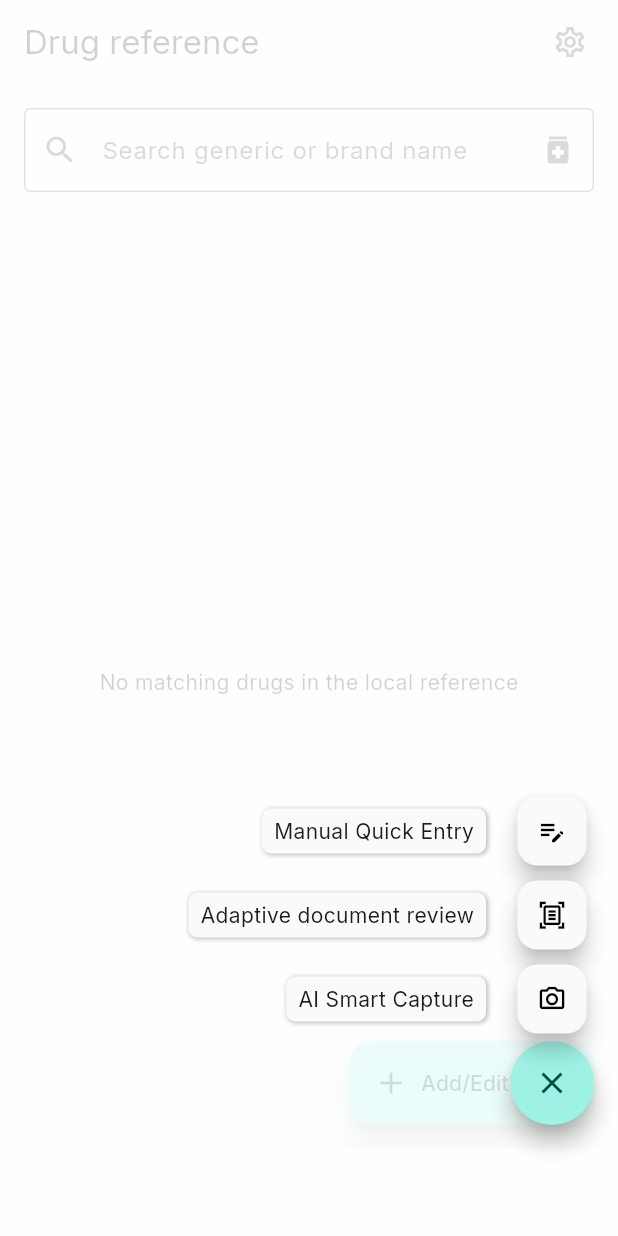
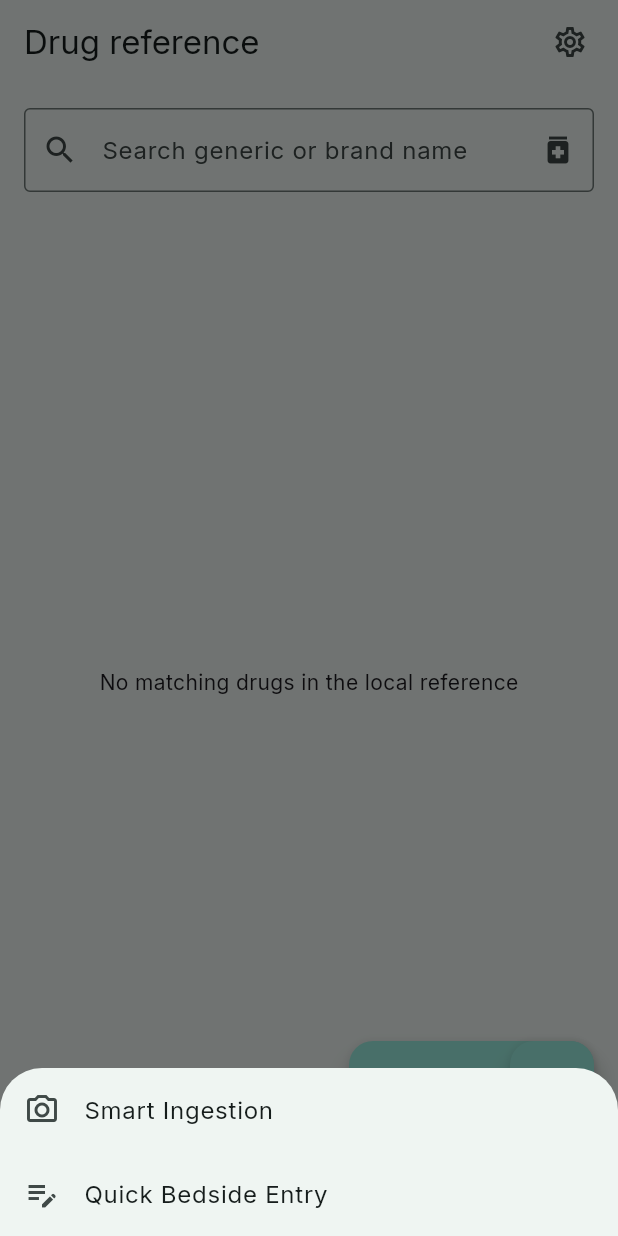
Before and after one commit to Sumantkumarraj20/clinical_companion, a Flutter app: the DrugReferenceScreen screen opened by its route, after a tap on the "add" icon, on a phone screen of 412 x 824 dp. Run offline on Flutter 3.47's test engine with Material 3 defaults, Android fonts, the phone set to English and light mode, and no system bars; drawn by our look-alikes of flutter_speed_dial; our stand-ins replace connectivity_plus, csv, drift, drift_flutter, file_picker, flutter_markdown and 13 more; missing offline and left inert: encrypt; accounts and stored records are empty; generated files the repository leaves out were written again.

Commit message:
Update and bug fixing 1

```diff
--- a/lib/core/database/daos/pharmacopeia_dao.dart
+++ b/lib/core/database/daos/pharmacopeia_dao.dart
@@ -10,12 +10,22 @@ class PharmacopeiaDao extends DatabaseAccessor<AppDatabase>
     with _$PharmacopeiaDaoMixin {
   PharmacopeiaDao(super.db);
 
-  Stream<List<Drug>> searchDrugs(String query) {
+  Stream<List<Drug>> searchDrugsPaged({
+    required String query,
+    int limit = 50,
+    int offset = 0,
+  }) {
+    final safeLimit = limit.clamp(1, 200);
+    final safeOffset = offset < 0 ? 0 : offset;
     final statement = select(drugs)
-      ..where((row) => row.isActive.equals(true))
+      ..where((row) => row.isActive.equals(true) & row.genericName.isNotNull())
       ..orderBy([
         (row) =>
             OrderingTerm(expression: row.isTrusted, mode: OrderingMode.desc),
+        (row) => OrderingTerm(
+          expression: row.usageFrequency,
+          mode: OrderingMode.desc,
+        ),
       ]);
     final term = query.trim();
     if (term.isNotEmpty) {
@@ -24,12 +34,16 @@ class PharmacopeiaDao extends DatabaseAccessor<AppDatabase>
         (row) =>
             row.brandName.like(pattern) |
             row.genericName.like(pattern) |
-            row.substitutes.like(pattern) |
-            row.uses.like(pattern),
+            row.uses.like(pattern) |
+            row.chemicalClass.like(pattern),
       );
     }
+    statement.limit(safeLimit, offset: safeOffset);
     return statement.watch();
   }
+
+  Stream<List<Drug>> searchDrugs(String query) =>
+      searchDrugsPaged(query: query);
 
   Future<void> insertDrug(DrugsCompanion values) =>
       attachedDatabase.into(drugs).insert(values);
--- a/lib/core/database/local_database.dart
+++ b/lib/core/database/local_database.dart
@@ -201,10 +201,10 @@ class Drugs extends Table {
   TextColumn get dosageForm => text().nullable()();
   TextColumn get route => text().nullable()();
   TextColumn get category => text().nullable()();
-  TextColumn get substitutes => text().withDefault(const Constant(''))();
-  TextColumn get sideEffects => text().withDefault(const Constant(''))();
-  TextColumn get uses => text().withDefault(const Constant(''))();
-  TextColumn get chemicalClass => text().withDefault(const Constant(''))();
+  TextColumn get substitutes => text().nullable()();
+  TextColumn get sideEffects => text().nullable()();
+  TextColumn get uses => text().nullable()();
+  TextColumn get chemicalClass => text().nullable()();
   TextColumn get priceEstimate => text().nullable()();
   BoolColumn get isTrusted => boolean().withDefault(const Constant(false))();
   TextColumn get customNotes => text().nullable()();
--- a/lib/core/router/app_router.dart
+++ b/lib/core/router/app_router.dart
@@ -1,7 +1,6 @@
 import 'package:flutter/material.dart';
 import 'package:flutter_riverpod/flutter_riverpod.dart';
 import 'package:go_router/go_router.dart';
-import 'package:flutter_speed_dial/flutter_speed_dial.dart';
 
 import '../database/local_database.dart';
 import '../providers/app_providers.dart';
@@ -86,14 +85,7 @@ final appRouterProvider = Provider<GoRouter>((ref) {
           ),
           GoRoute(
             path: '/smart-capture',
-            builder: (context, state) {
-              final patient = state.extra;
-              return patient is Patient
-                  ? SmartCaptureScreen(patient: patient)
-                  : const _RouteMessage(
-                      message: 'Select a patient before capturing a document.',
-                    );
-            },
+            builder: (context, state) => const SmartCaptureScreen(),
           ),
           GoRoute(
             path: '/adaptive-review',
@@ -196,7 +188,11 @@ class AdaptiveScaffold extends ConsumerWidget {
           ],
         );
         return Scaffold(
-          floatingActionButton: _CaptureSpeedDial(ref: ref),
+          floatingActionButton: FloatingActionButton(
+            tooltip: 'Capture clinical data',
+            onPressed: () => _showCaptureActions(context),
+            child: const Icon(Icons.add),
+          ),
           body: Stack(
             children: [
               if (isWide)
@@ -243,69 +239,32 @@ class AdaptiveScaffold extends ConsumerWidget {
   }
 }
 
-class _CaptureSpeedDial extends ConsumerWidget {
-  const _CaptureSpeedDial({required this.ref});
-  final WidgetRef ref;
-
-  Future<void> _selectPatient(BuildContext context) async {
-    final patients = await ref.read(clinicalDaoProvider).watchAllPatients().first;
-    if (!context.mounted) return;
-    final selected = await showModalBottomSheet<Patient>(
+void _showCaptureActions(BuildContext context) {
+  showModalBottomSheet<void>(
     context: context,
     builder: (sheetContext) => SafeArea(
-        child: ListView(
-          shrinkWrap: true,
+      child: Column(
+        mainAxisSize: MainAxisSize.min,
         children: [
-            const ListTile(title: Text('Select a patient')),
-            for (final patient in patients)
           ListTile(
-                leading: const Icon(Icons.person_outline),
-                title: Text(patient.fullName),
-                subtitle: Text(patient.hospitalRegNo),
-                onTap: () => Navigator.pop(sheetContext, patient),
+            leading: const Icon(Icons.camera_alt_outlined),
+            title: const Text('Smart Ingestion'),
+            onTap: () {
+              Navigator.pop(sheetContext);
+              context.push('/smart-capture');
+            },
+          ),
+          ListTile(
+            leading: const Icon(Icons.edit_note_outlined),
+            title: const Text('Quick Bedside Entry'),
+            onTap: () {
+              Navigator.pop(sheetContext);
+              context.push('/manual-entry');
+            },
           ),
         ],
       ),
     ),
-    );
-    if (selected != null && context.mounted) {
-      context.push('/smart-capture', extra: selected);
-    }
-  }
-
-  @override
-  Widget build(BuildContext context, WidgetRef ref) => SpeedDial(
-    icon: Icons.add,
-    activeIcon: Icons.close,
-    tooltip: 'Clinical capture options',
-    children: [
-      SpeedDialChild(
-        child: const Icon(Icons.camera_alt_outlined),
-        label: 'AI Smart Capture',
-        onTap: () => _selectPatient(context),
-      ),
-      SpeedDialChild(
-        child: const Icon(Icons.document_scanner_outlined),
-        label: 'Adaptive document review',
-        onTap: () async {
-          final patients = await ref.read(clinicalDaoProvider).watchAllPatients().first;
-          if (!context.mounted) return;
-          final selected = await showModalBottomSheet<Patient>(
-            context: context,
-            builder: (sheetContext) => ListView(children: [
-              const ListTile(title: Text('Select a patient')),
-              for (final patient in patients) ListTile(title: Text(patient.fullName), subtitle: Text(patient.hospitalRegNo), onTap: () => Navigator.pop(sheetContext, patient)),
-            ]),
-          );
-          if (selected != null && context.mounted) context.push('/adaptive-review', extra: selected);
-        },
-      ),
-      SpeedDialChild(
-        child: const Icon(Icons.edit_note_outlined),
-        label: 'Manual Quick Entry',
-        onTap: () => context.push('/manual-entry'),
-      ),
-    ],
   );
 }
 
--- a/lib/features/drugs/screens/drug_reference_screen.dart
+++ b/lib/features/drugs/screens/drug_reference_screen.dart
@@ -37,7 +37,7 @@ class _DrugReferenceScreenState extends ConsumerState<DrugReferenceScreen> {
 
   @override
   Widget build(BuildContext context) {
-    final stream = ref.watch(pharmacopeiaDaoProvider).searchDrugs(_term);
+    final stream = ref.watch(pharmacopeiaDaoProvider).searchDrugsPaged(query: _term);
     return Scaffold(
       appBar: AppBar(title: const Text('Drug reference')),
       floatingActionButton: FloatingActionButton.extended(
--- a/lib/main.dart
+++ b/lib/main.dart
@@ -66,6 +66,12 @@ class ClinicalCompanionApp extends ConsumerWidget {
         useMaterial3: true,
         colorScheme: _colorScheme,
         textTheme: GoogleFonts.interTextTheme(),
+        bottomNavigationBarTheme: BottomNavigationBarThemeData(
+          type: BottomNavigationBarType.fixed,
+          selectedItemColor: const Color(0xFF006A60),
+          unselectedItemColor: const Color(0xFF707974),
+          backgroundColor: _colorScheme.surface,
+        ),
         inputDecorationTheme: const InputDecorationTheme(
           border: OutlineInputBorder(),
         ),
```
Also changed, not shown: lib/core/ai/document_ai_service.dart (+17 -2 lines), lib/core/config/app_configuration.dart (+8 -3 lines), lib/core/database/local/database_executor_io.dart (+9 -1 lines), lib/features/bedside/screens/smart_capture_screen.dart (+27 -14 lines), lib/features/settings/screens/configuration_screen.dart (+10 -0 lines), lib/core/database/local_database.g.dart. Lines whose indentation alone changed are shown as unchanged.
